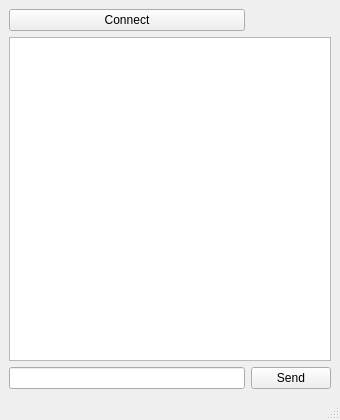
Before: the Qt Designer form client/mainwindow.ui in xzxolop/Chat2.0, drawn with Qt 5.
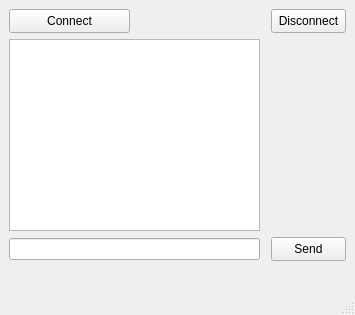
After: the same form once the commit is applied.

Commit message: Rename buttons

The edit to the form file:
```diff
--- a/client/mainwindow.ui
+++ b/client/mainwindow.ui
@@ -6,36 +6,73 @@
    <rect>
     <x>0</x>
     <y>0</y>
-    <width>340</width>
-    <height>420</height>
+    <width>355</width>
+    <height>315</height>
    </rect>
   </property>
   <property name="windowTitle">
    <string>MainWindow</string>
   </property>
   <widget class="QWidget" name="centralwidget">
-   <layout class="QGridLayout" name="gridLayout">
-    <item row="0" column="0">
-     <widget class="QPushButton" name="pushButton">
-      <property name="text">
-       <string>Connect</string>
-      </property>
-     </widget>
-    </item>
-    <item row="1" column="0" colspan="2">
-     <widget class="QTextBrowser" name="textBrowser"/>
-    </item>
-    <item row="2" column="0">
-     <widget class="QLineEdit" name="lineEdit"/>
-    </item>
-    <item row="2" column="1">
-     <widget class="QPushButton" name="pushButton_2">
-      <property name="text">
-       <string>Send</string>
-      </property>
-     </widget>
-    </item>
-   </layout>
+   <widget class="QPushButton" name="connectButton">
+    <property name="geometry">
+     <rect>
+      <x>9</x>
+      <y>9</y>
+      <width>121</width>
+      <height>24</height>
+     </rect>
+    </property>
+    <property name="text">
+     <string>Connect</string>
+    </property>
+   </widget>
+   <widget class="QLineEdit" name="lineEdit">
+    <property name="geometry">
+     <rect>
+      <x>9</x>
+      <y>238</y>
+      <width>251</width>
+      <height>22</height>
+     </rect>
+    </property>
+   </widget>
+   <widget class="QTextBrowser" name="textBrowser">
+    <property name="geometry">
+     <rect>
+      <x>9</x>
+      <y>39</y>
+      <width>251</width>
+      <height>192</height>
+     </rect>
+    </property>
+   </widget>
+   <widget class="QPushButton" name="sendButton">
+    <property name="geometry">
+     <rect>
+      <x>271</x>
+      <y>237</y>
+      <width>75</width>
+      <height>24</height>
+     </rect>
+    </property>
+    <property name="text">
+     <string>Send</string>
+    </property>
+   </widget>
+   <widget class="QPushButton" name="disconnectButton">
+    <property name="geometry">
+     <rect>
+      <x>271</x>
+      <y>9</y>
+      <width>75</width>
+      <height>24</height>
+     </rect>
+    </property>
+    <property name="text">
+     <string>Disconnect</string>
+    </property>
+   </widget>
   </widget>
   <widget class="QMenuBar" name="menubar">
    <property name="geometry">
```
Left out of the diff: 2 changed lines with no effect on the pictures. The commit also changes 2 other files.
